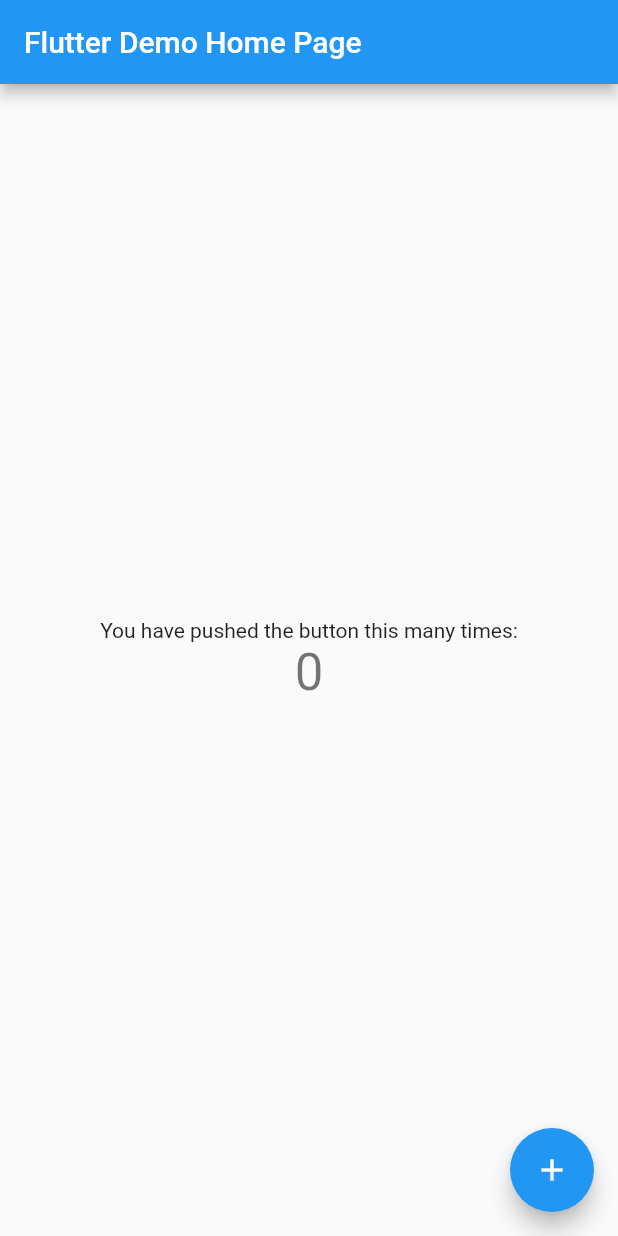
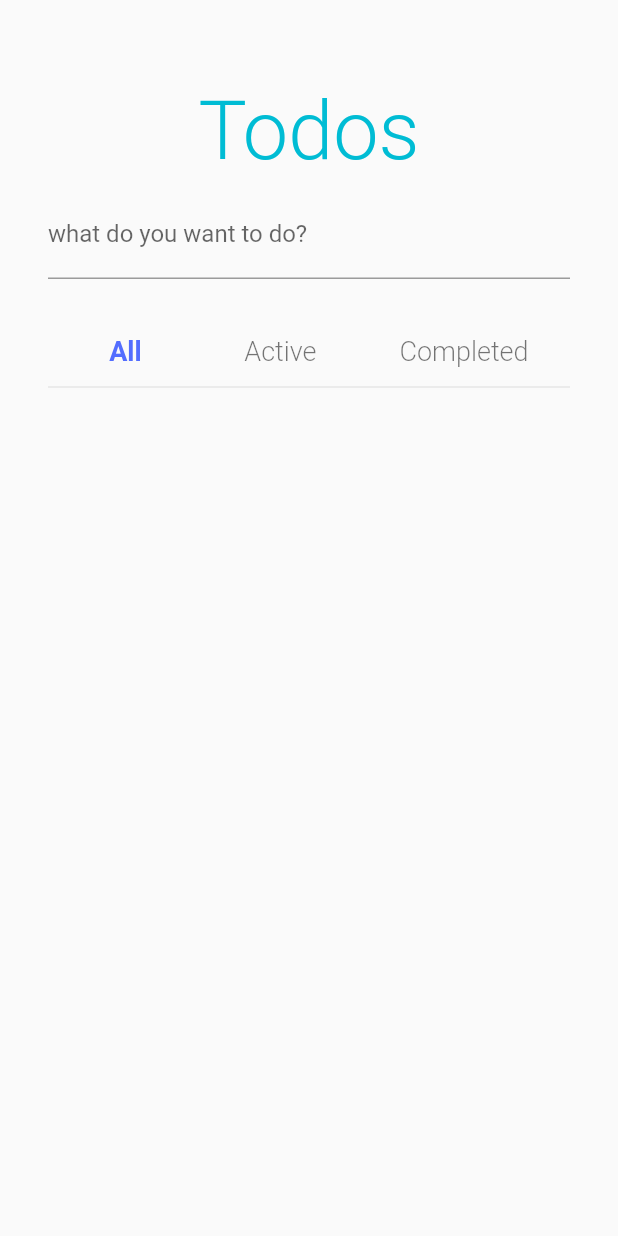
Before and after one commit to planil/todos, a Flutter app: the screen it shows after launch, on a phone screen of 412 x 824 dp. Run offline on Flutter 3.47's test engine with Material 2 defaults, Android fonts, the phone set to English and light mode, and no system bars; our stand-ins replace flutter_hooks, hooks_riverpod.

Commit message:
add Select Bar

```diff
--- a/lib/main.dart
+++ b/lib/main.dart
@@ -1,113 +1,24 @@
 import 'package:flutter/material.dart';
+import 'package:hooks_riverpod/hooks_riverpod.dart';
+
+import 'todos.dart';
 
 void main() {
-  runApp(MyApp());
+  runApp(ProviderScope(child: MyApp()));
 }
 
 class MyApp extends StatelessWidget {
-  // This widget is the root of your application.
   @override
   Widget build(BuildContext context) {
     return MaterialApp(
-      title: 'Flutter Demo',
       theme: ThemeData(
-        // This is the theme of your application.
-        //
-        // Try running your application with "flutter run". You'll see the
-        // application has a blue toolbar. Then, without quitting the app, try
-        // changing the primarySwatch below to Colors.green and then invoke
-        // "hot reload" (press "r" in the console where you ran "flutter run",
-        // or simply save your changes to "hot reload" in a Flutter IDE).
-        // Notice that the counter didn't reset back to zero; the application
-        // is not restarted.
         primarySwatch: Colors.blue,
       ),
-      home: MyHomePage(title: 'Flutter Demo Home Page'),
+      home: SafeArea(
+        child: Scaffold(
+          body: Todos(),
+        ),
+      ),
     );
   }
 }
-
-class MyHomePage extends StatefulWidget {
-  MyHomePage({Key? key, this.title}) : super(key: key);
-
-  // This widget is the home page of your application. It is stateful, meaning
-  // that it has a State object (defined below) that contains fields that affect
-  // how it looks.
-
-  // This class is the configuration for the state. It holds the values (in this
-  // case the title) provided by the parent (in this case the App widget) and
-  // used by the build method of the State. Fields in a Widget subclass are
-  // always marked "final".
-
-  final String? title;
-
-  @override
-  _MyHomePageState createState() => _MyHomePageState();
-}
-
-class _MyHomePageState extends State<MyHomePage> {
-  int _counter = 0;
-
-  void _incrementCounter() {
-    setState(() {
-      // This call to setState tells the Flutter framework that something has
-      // changed in this State, which causes it to rerun the build method below
-      // so that the display can reflect the updated values. If we changed
-      // _counter without calling setState(), then the build method would not be
-      // called again, and so nothing would appear to happen.
-      _counter++;
-    });
-  }
-
-  @override
-  Widget build(BuildContext context) {
-    // This method is rerun every time setState is called, for instance as done
-    // by the _incrementCounter method above.
-    //
-    // The Flutter framework has been optimized to make rerunning build methods
-    // fast, so that you can just rebuild anything that needs updating rather
-    // than having to individually change instances of widgets.
-    return Scaffold(
-      appBar: AppBar(
-        // Here we take the value from the MyHomePage object that was created by
-        // the App.build method, and use it to set our appbar title.
-        title: Text(widget.title!),
-      ),
-      body: Center(
-        // Center is a layout widget. It takes a single child and positions it
-        // in the middle of the parent.
-        child: Column(
-          // Column is also a layout widget. It takes a list of children and
-          // arranges them vertically. By default, it sizes itself to fit its
-          // children horizontally, and tries to be as tall as its parent.
-          //
-          // Invoke "debug painting" (press "p" in the console, choose the
-          // "Toggle Debug Paint" action from the Flutter Inspector in Android
-          // Studio, or the "Toggle Debug Paint" command in Visual Studio Code)
-          // to see the wireframe for each widget.
-          //
-          // Column has various properties to control how it sizes itself and
-          // how it positions its children. Here we use mainAxisAlignment to
-          // center the children vertically; the main axis here is the vertical
-          // axis because Columns are vertical (the cross axis would be
-          // horizontal).
-          mainAxisAlignment: MainAxisAlignment.center,
-          children: <Widget>[
-            Text(
-              'You have pushed the button this many times:',
-            ),
-            Text(
-              '$_counter',
-              style: Theme.of(context).textTheme.headline4,
-            ),
-          ],
-        ),
-      ),
-      floatingActionButton: FloatingActionButton(
-        onPressed: _incrementCounter,
-        tooltip: 'Increment',
-        child: Icon(Icons.add),
-      ), // This trailing comma makes auto-formatting nicer for build methods.
-    );
-  }
-}
--- /dev/null
+++ b/lib/todos.dart
@@ -0,0 +1,104 @@
+import 'package:flutter/material.dart';
+import 'package:flutter_hooks/flutter_hooks.dart';
+import 'package:hooks_riverpod/hooks_riverpod.dart';
+
+class Todos extends HookWidget {
+  @override
+  Widget build(BuildContext context) {
+    final textfieldController = useTextEditingController();
+    return Padding(
+      padding: const EdgeInsets.all(32.0),
+      child: ListView(
+        children: [
+          SizedBox(height: 24.0),
+          Center(
+            child: Text(
+              'Todos',
+              style: TextStyle(
+                fontSize: 54.0,
+                fontWeight: FontWeight.w300,
+                color: Colors.cyan,
+              ),
+            ),
+          ),
+          SizedBox(height: 8.0),
+          TextField(
+            decoration: InputDecoration(labelText: 'what do you want to do?'),
+            onSubmitted: (value) {
+              textfieldController.clear();
+            },
+            controller: textfieldController,
+          ),
+          SizedBox(height: 24.0),
+          SelectBar(),
+          Divider(height: 0.0),
+        ],
+      ),
+    );
+  }
+}
+
+final selectBarProvider = StateProvider((_) => SelectBarType.All);
+enum SelectBarType { All, Active, Completed }
+
+class SelectBar extends HookWidget {
+  @override
+  Widget build(BuildContext context) {
+    final selectBar = useProvider(selectBarProvider).state;
+    Color updateColor(SelectBarType selectBarType) {
+      return selectBar == selectBarType ? Colors.indigoAccent : Colors.black54;
+    }
+
+    FontWeight updateFontWeight(SelectBarType selectBarType) {
+      return selectBar == selectBarType ? FontWeight.bold : FontWeight.w300;
+    }
+
+    return Row(
+      mainAxisAlignment: MainAxisAlignment.spaceAround,
+      children: [
+        TextButton(
+          key: UniqueKey(),
+          onPressed: () {
+            context.read(selectBarProvider).state = SelectBarType.All;
+          },
+          child: Text('All'),
+          style: TextButton.styleFrom(
+            primary: updateColor(SelectBarType.All),
+            textStyle: TextStyle(
+              fontSize: 18.0,
+              fontWeight: updateFontWeight(SelectBarType.All),
+            ),
+          ),
+        ),
+        TextButton(
+          key: UniqueKey(),
+          onPressed: () {
+            context.read(selectBarProvider).state = SelectBarType.Active;
+          },
+          child: Text('Active'),
+          style: TextButton.styleFrom(
+            primary: updateColor(SelectBarType.Active),
+            textStyle: TextStyle(
+              fontSize: 18.0,
+              fontWeight: updateFontWeight(SelectBarType.Active),
+            ),
+          ),
+        ),
+        TextButton(
+          key: UniqueKey(),
+          onPressed: () {
+            context.read(selectBarProvider).state = SelectBarType.Completed;
+          },
+          child: Text('Completed'),
+          style: TextButton.styleFrom(
+            primary: updateColor(SelectBarType.Completed),
+            textStyle: TextStyle(
+              fontSize: 18.0,
+              fontWeight: updateFontWeight(SelectBarType.Completed),
+            ),
+          ),
+        ),
+      ],
+    );
+  }
+}
```
Also changed, not shown: pubspec.yaml (+4 -17 lines), pubspec.lock.
